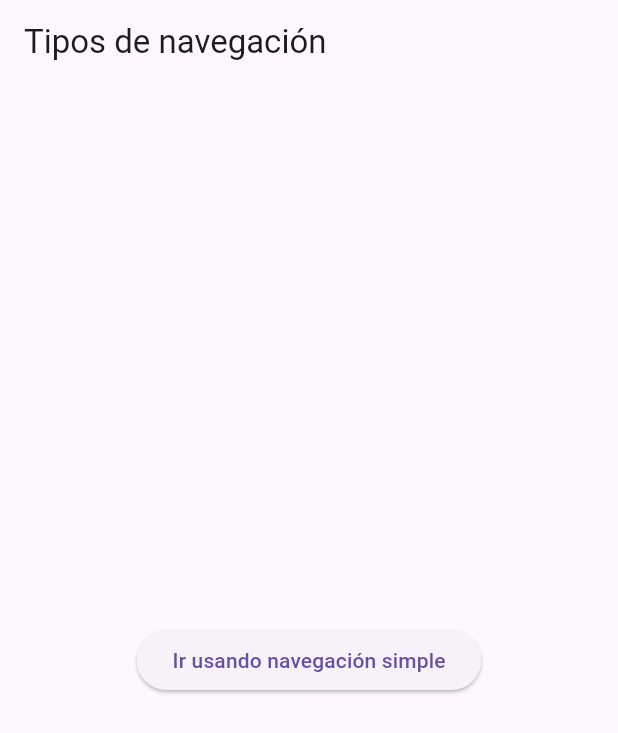
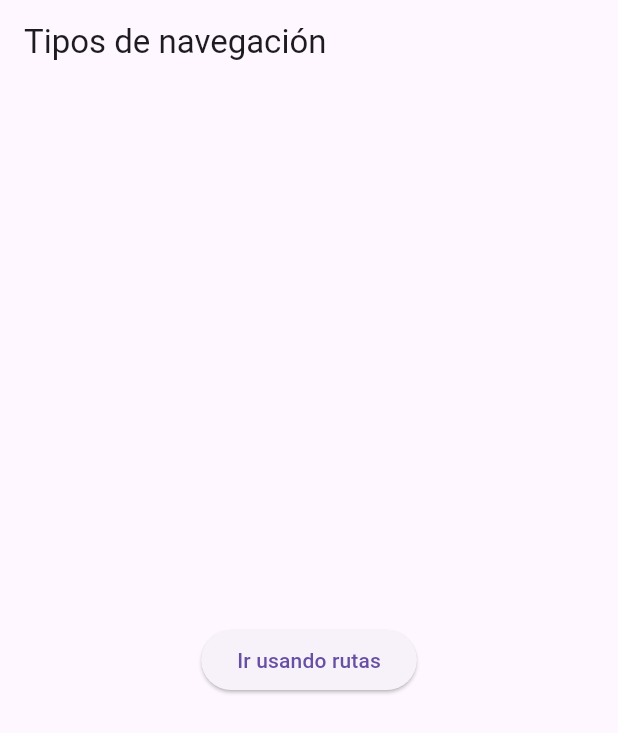
Before and after one commit to josearcos2023/AMM_lab08, a Flutter app: the screen it shows after launch, on a phone screen of 412 x 824 dp. Shown: the top 733 px of the screen. Run offline on Flutter 3.47's test engine with Material 3 defaults, Android fonts, the phone set to English and light mode, and no system bars.

```diff
--- a/lib/main.dart
+++ b/lib/main.dart
@@ -10,6 +10,8 @@ class MyApp extends StatelessWidget {
     return MaterialApp(
       home: HomePage(),
       debugShowCheckedModeBanner: false,
+      initialRoute: "/",
+      routes: {"/page2": (context) => SecondPage()},
     );
   }
 }
@@ -27,12 +29,9 @@ class HomePage extends StatelessWidget {
           children: [
             ElevatedButton(
               onPressed: () {
-                Navigator.push(
-                  context,
-                  MaterialPageRoute(builder: (context) => SecondPage()),
-                );
+                Navigator.pushNamed(context, '/page2');
               },
-              child: Text('Ir usando navegación simple'),
+              child: Text('Ir usando rutas'),
             )
           ],
         ),
```
